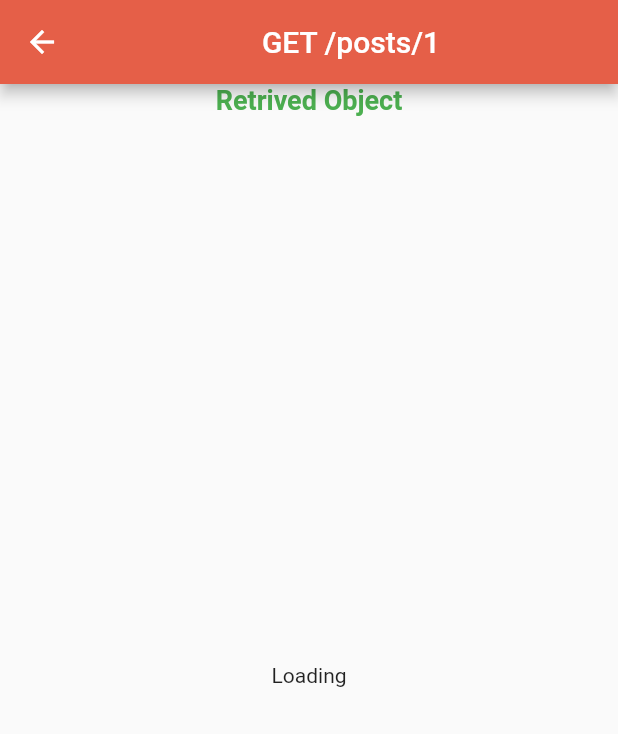
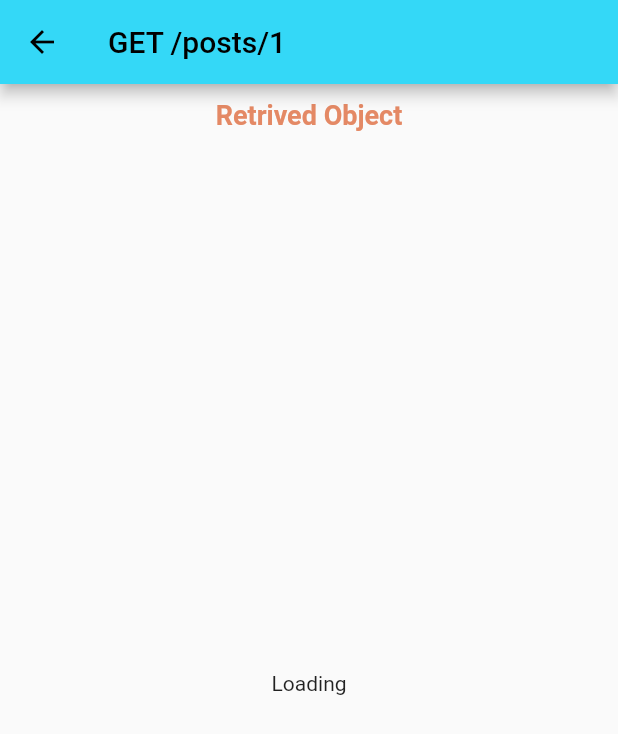
Before and after one commit to FahadKhan007/api_tester, a Flutter app: the screen it shows after launch, after a tap on "GET /posts/1", on a phone screen of 412 x 824 dp. Shown: the top 734 px of the screen. Run offline on Flutter 3.47's test engine with Material 2 defaults, Android fonts, the phone set to English and light mode, and no system bars; our stand-ins replace flutter_spinkit; network calls fail.

Commit message:
Some important changes related to app design

```diff
--- a/lib/colors.dart
+++ b/lib/colors.dart
@@ -2,7 +2,7 @@ import 'package:flutter/material.dart';
 
 class Palette {
   static MaterialColor myColor = const MaterialColor(
-    0xffe55f48, // 0% comes in here, this will be color picked if no shade is selected when defining a Color property which doesn’t require a swatch.
+    0xff34D8F7, // 0% comes in here, this will be color picked if no shade is selected when defining a Color property which doesn’t require a swatch.
     <int, Color>{
       50: Color(0xffce5641), //10%
       100: Color(0xffb74c3a), //20%
--- a/lib/home_screen.dart
+++ b/lib/home_screen.dart
@@ -15,6 +15,7 @@ class HomeScreen extends StatelessWidget {
   @override
   Widget build(BuildContext context) {
     return Scaffold(
+      backgroundColor: Color(0xffD2EAF7),
       appBar: AppBar(
         title: const Center(
           child: Text(
--- a/lib/main.dart
+++ b/lib/main.dart
@@ -1,6 +1,5 @@
 import 'package:api_app/colors.dart';
 import 'package:api_app/home_screen.dart';
-// import 'package:api_app/screens/screen_one.dart';
 import 'package:flutter/material.dart';
 
 void main() {
--- a/lib/screens/screen_four.dart
+++ b/lib/screens/screen_four.dart
@@ -50,9 +50,7 @@ class _ScreenFourState extends State<ScreenFour> {
   Widget build(BuildContext context) {
     return Scaffold(
       appBar: AppBar(
-        title: const Center(
-          child: Text('POST /posts'),
-        ),
+        title: const Text('POST /posts'),
       ),
       body: SingleChildScrollView(
         child: Column(
@@ -63,7 +61,7 @@ class _ScreenFourState extends State<ScreenFour> {
             const Text(
               'Post an object to the list',
               style: TextStyle(
-                color: Colors.green,
+                color: Color(0xffE48965),
                 fontSize: 18,
                 fontWeight: FontWeight.bold,
               ),
--- a/lib/screens/screen_six.dart
+++ b/lib/screens/screen_six.dart
@@ -49,9 +49,7 @@ class _ScreenSixState extends State<ScreenSix> {
   Widget build(BuildContext context) {
     return Scaffold(
       appBar: AppBar(
-        title: const Center(
-          child: Text('PATCH /posts/1'),
-        ),
+        title: const Text('PATCH /posts/1'),
       ),
       body: SingleChildScrollView(
         child: Column(
@@ -62,7 +60,7 @@ class _ScreenSixState extends State<ScreenSix> {
             const Text(
               'Partially update an object of the list',
               style: TextStyle(
-                color: Colors.green,
+                color: Color(0xffE48965),
                 fontSize: 18,
                 fontWeight: FontWeight.bold,
               ),
--- a/lib/screens/screen_two.dart
+++ b/lib/screens/screen_two.dart
@@ -26,18 +26,19 @@ class ScreenTwo extends StatelessWidget {
 
     return Scaffold(
       appBar: AppBar(
-        title: const Center(
-          child: Text(
-            'GET /posts/1',
-          ),
+        title: const Text(
+          'GET /posts/1',
         ),
       ),
       body: Column(
         children: [
+          const SizedBox(
+            height: 10,
+          ),
           const Text(
             'Retrived Object',
             style: TextStyle(
-              color: Colors.green,
+              color: Color(0xffE48965),
               fontSize: 18,
               fontWeight: FontWeight.bold,
             ),
@@ -52,7 +53,7 @@ class ScreenTwo extends StatelessWidget {
                       itemBuilder: (context, index) {
                         return Container(
                           // height: 100,
-                          color: Colors.green[400],
+                          color: const Color(0xffE48965),
                           padding: const EdgeInsets.symmetric(
                               horizontal: 10, vertical: 10),
                           margin: const EdgeInsets.all(10),
```
Also changed, not shown: lib/screens/screen_five.dart (+3 -6 lines), lib/screens/screen_one.dart (+6 -5 lines), lib/screens/screen_seven.dart (+22 -28 lines), lib/screens/screen_three.dart (+7 -6 lines).
